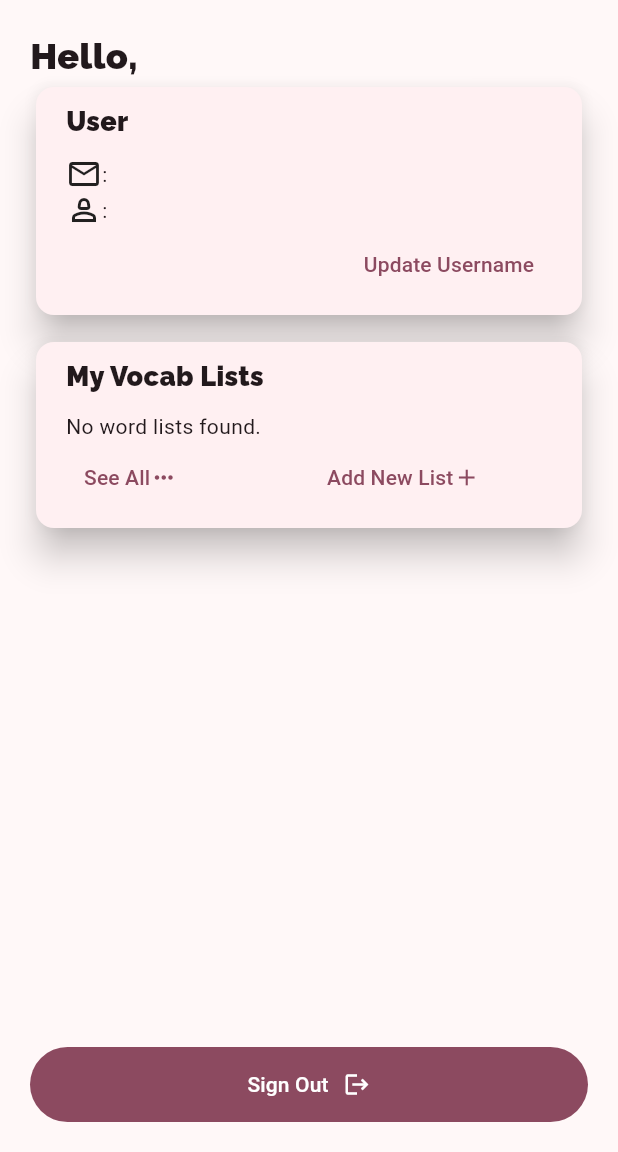
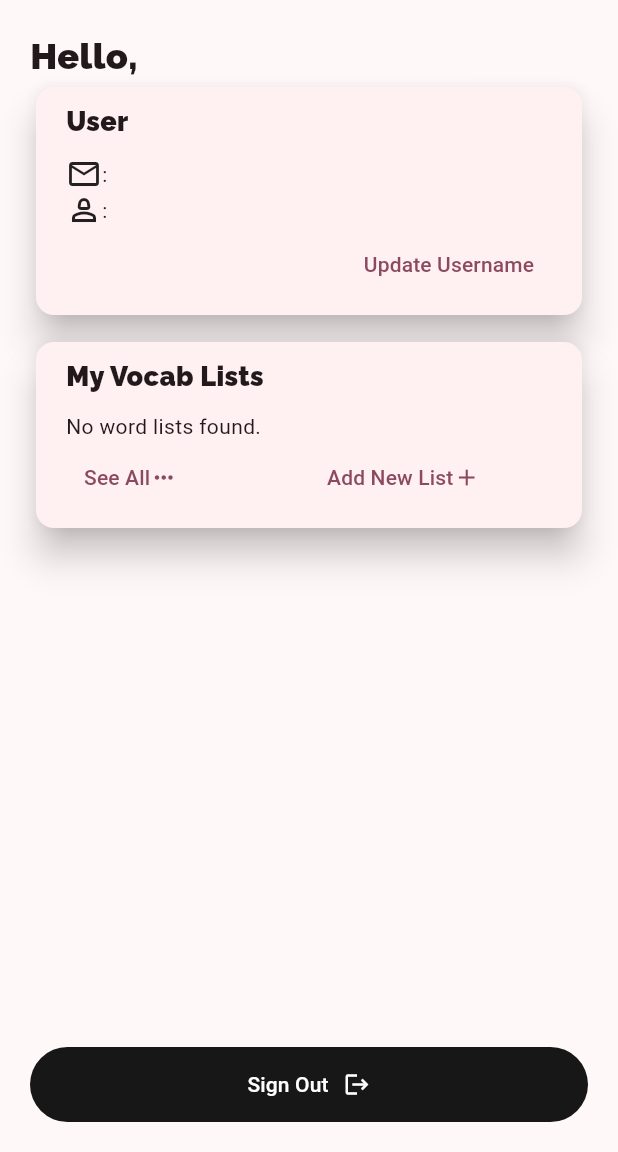
Before and after one commit to LisaMandarin/flutter-vocab-quiz, a Flutter app: the screen it shows once a user with an empty profile is signed in, on a phone screen of 412 x 824 dp, the part 84-1236 px from its top. Run offline on Flutter 3.47's test engine with Material 3 defaults, Android fonts, the phone set to English and light mode, and no system bars; our stand-ins replace cloud_firestore, firebase_auth, firebase_core, flutter_easyloading, flutter_slidable, google_fonts and 2 more; accounts and stored records are empty.

```diff
--- a/lib/views/pages/login_page.dart
+++ b/lib/views/pages/login_page.dart
@@ -30,7 +30,7 @@ class _LoginPageState extends State<LoginPage> {
     setState(() {
       errorMessage = "";
     });
-    EasyLoading.show(status: "logging in...");
+    EasyLoading.show(status: "Logging in...");
     if (controllerEmail.text.trim().isEmpty) {
       setState(() {
         errorMessage = "Oops!  Your email address is?";
--- a/lib/views/pages/setting_page.dart
+++ b/lib/views/pages/setting_page.dart
@@ -17,8 +17,8 @@ class SettingPage extends StatefulWidget {
 
 // RouteAware allows the widget to listen for navigation event
 // WidgetBindingObserver lets the widget listen to app lifecycle events
-class _SettingPageState extends State<SettingPage> with RouteAware, WidgetsBindingObserver {
-
+class _SettingPageState extends State<SettingPage>
+    with RouteAware, WidgetsBindingObserver {
   String errorMessage = '';
 
   //to hold the future returned by Firestore's getUserDoc()
@@ -107,7 +107,7 @@ class _SettingPageState extends State<SettingPage> with RouteAware, WidgetsBindi
                         children: [
                           UsercardWidget(
                             email: email,
-                            username: username ?? "",
+                            username: username,
                             errorMessage: errorMessage,
                             refresh: refreshPage,
                           ),
@@ -122,6 +122,7 @@ class _SettingPageState extends State<SettingPage> with RouteAware, WidgetsBindi
                   FilledButton(
                     style: FilledButton.styleFrom(
                       minimumSize: Size(double.infinity, 50),
+                      backgroundColor: Color((0xFF171717)),
                     ),
                     onPressed: () async {
                       final navigator = Navigator.of(context);
```
Also changed, not shown: lib/views/components/usercard_widget.dart (+7 -0 lines).
